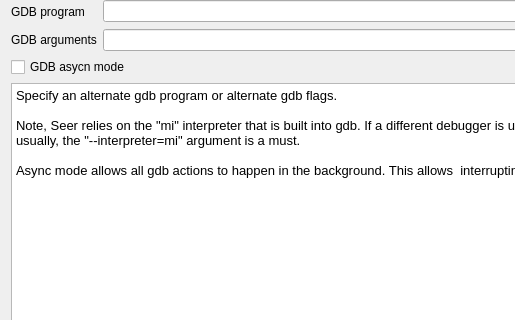
Above: src/SeerGdbConfigPage.ui from epasveer/seer before the change; both pictures show x 0 to 515 and y 0 to 320 of the 728 by 445 pixel window. Below: the same form after it.
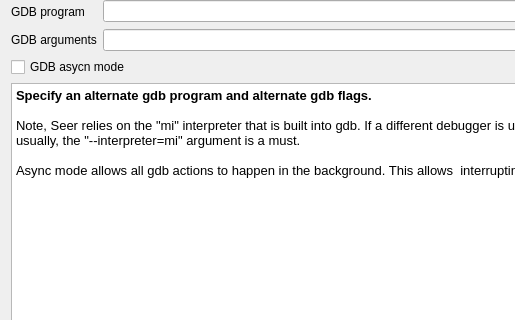
That is the form after the change. Icons and pictures are not drawn.

```diff
--- a/src/SeerGdbConfigPage.ui
+++ b/src/SeerGdbConfigPage.ui
@@ -65,7 +65,7 @@
 &lt;html&gt;&lt;head&gt;&lt;meta name=&quot;qrichtext&quot; content=&quot;1&quot; /&gt;&lt;style type=&quot;text/css&quot;&gt;
 p, li { white-space: pre-wrap; }
 &lt;/style&gt;&lt;/head&gt;&lt;body style=&quot; font-family:'Noto Sans'; font-size:10pt; font-weight:400; font-style:normal;&quot;&gt;
-&lt;p style=&quot; margin-top:0px; margin-bottom:0px; margin-left:0px; margin-right:0px; -qt-block-indent:0; text-indent:0px;&quot;&gt;Specify an alternate gdb program or alternate gdb flags.&lt;/p&gt;
+&lt;p style=&quot; margin-top:0px; margin-bottom:0px; margin-left:0px; margin-right:0px; -qt-block-indent:0; text-indent:0px;&quot;&gt;&lt;span style=&quot; font-weight:600;&quot;&gt;Specify an alternate gdb program and alternate gdb flags.&lt;/span&gt;&lt;/p&gt;
 &lt;p style=&quot;-qt-paragraph-type:empty; margin-top:0px; margin-bottom:0px; margin-left:0px; margin-right:0px; -qt-block-indent:0; text-indent:0px;&quot;&gt;&lt;br /&gt;&lt;/p&gt;
 &lt;p style=&quot; margin-top:0px; margin-bottom:0px; margin-left:0px; margin-right:0px; -qt-block-indent:0; text-indent:0px;&quot;&gt;Note, Seer relies on the &amp;quot;mi&amp;quot; interpreter that is built into gdb. If a different debugger is used, it must provide that.  So, usually, the &amp;quot;--interpreter=mi&amp;quot; argument is a must.&lt;/p&gt;
 &lt;p style=&quot;-qt-paragraph-type:empty; margin-top:0px; margin-bottom:0px; margin-left:0px; margin-right:0px; -qt-block-indent:0; text-indent:0px;&quot;&gt;&lt;br /&gt;&lt;/p&gt;
```
